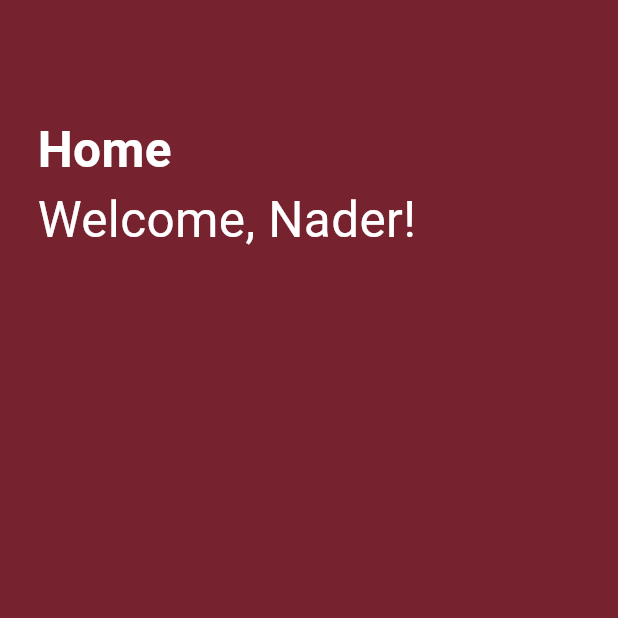
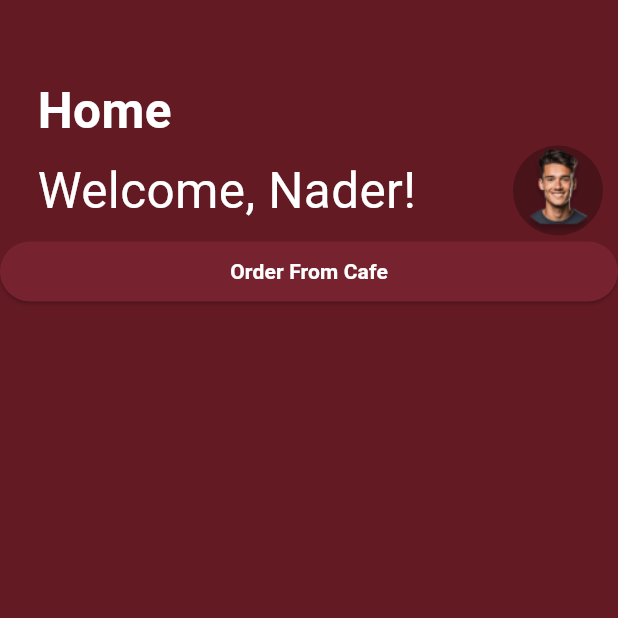
Before and after one commit to R3verse-cloud/Mobile-App-Development-MQApp, a Flutter app: the screen it shows after launch, on a phone screen of 412 x 824 dp, the top half of it. Run offline on Flutter 3.47's test engine with Material 3 defaults, Android fonts, the phone set to English and light mode, and no system bars.

Commit message:
adding buttons

```diff
--- a/mq_app/lib/body.dart
+++ b/mq_app/lib/HomePage/body.dart
@@ -1,5 +1,5 @@
 import 'package:flutter/material.dart';
-import 'package:mq_app/colors.dart';
+import 'package:mq_app/HomePage/styledHomeCard.dart';
 
 class Body extends StatelessWidget {
   const Body({super.key});
@@ -11,7 +11,7 @@ class Body extends StatelessWidget {
       mainAxisAlignment: MainAxisAlignment.start,
       children: [
         Container(
-          padding: EdgeInsets.fromLTRB(25, 20, 0, 0),
+          padding: const EdgeInsets.fromLTRB(25, 50, 0, 0),
           child:const Text("Home", style: TextStyle(
             color: Colors.white,
             fontWeight: FontWeight.bold,
@@ -19,8 +19,10 @@ class Body extends StatelessWidget {
           ),),
         ),
         Container(
-          padding: EdgeInsets.fromLTRB(25, 0, 0, 0),
-          child: const Text(
+          padding: const EdgeInsets.fromLTRB(25, 0, 0, 0),
+          child: Row(
+            children: [
+              const Text(
             'Welcome, Nader!',
             textAlign: TextAlign.start,
             style: TextStyle(
@@ -29,7 +31,22 @@ class Body extends StatelessWidget {
               fontSize: 33,
             ),
             ),
-        )
+            const Expanded(child: SizedBox()),
+            CircleAvatar(
+              radius:30,
+              backgroundColor: Colors.black26,
+              child: Image.asset('Assets/Img/Home/ExampleProfilePic.png'),
+            ),
+            const SizedBox(
+              width:10,
+            ),
+            ]
+          )
+        ),
+        Container(
+          child: StyledHomeCard("Order From Cafe", "Assets/Img/Home/ExampleProfilePic.png"),
+        ),
+
       ]
     );
   }
--- a/mq_app/lib/home.dart
+++ b/mq_app/lib/HomePage/home.dart
@@ -1,5 +1,5 @@
 import 'package:flutter/material.dart';
-import 'package:mq_app/body.dart';
+import 'package:mq_app/HomePage/body.dart';
 import 'package:mq_app/colors.dart';
 
 class Home extends StatelessWidget {
@@ -8,13 +8,9 @@ class Home extends StatelessWidget {
   @override
   Widget build(BuildContext context) {
     return Scaffold(
-      appBar: AppBar(
-        title: const Text(''),
-        backgroundColor: mqred,
-      ),
       body: Container(
+        color: mqred[700],
         child: const Body(),
-        color: mqred,
       )
     );
   }
--- /dev/null
+++ b/mq_app/lib/HomePage/styledHomeCard.dart
@@ -0,0 +1,36 @@
+import 'package:flutter/material.dart';
+import 'package:mq_app/colors.dart';
+
+class StyledHomeCard extends StatelessWidget {
+  const StyledHomeCard(this.title, this.srcPath, {super.key});
+
+  final String title;
+  final String srcPath;
+
+  @override
+  Widget build(BuildContext context) {
+    return SizedBox(
+      width: 100,
+      child: ElevatedButton(
+        style: ButtonStyle(
+          backgroundColor: MaterialStateProperty.all(mqred),
+        ),
+        onPressed: () => print,
+        child: Container(
+
+          decoration: const BoxDecoration(
+          ),
+          child: Column(
+            children: [
+              Text(title,
+                style: const TextStyle(
+                  color: Colors.white,
+                  fontWeight: FontWeight.bold
+                ))
+            ],
+          )
+        )
+      ),
+    );
+  }
+}
--- a/mq_app/lib/main.dart
+++ b/mq_app/lib/main.dart
@@ -1,5 +1,5 @@
 import 'package:flutter/material.dart';
-import 'package:mq_app/home.dart';
+import 'package:mq_app/HomePage/home.dart';
 
 void main() {
   runApp(const MaterialApp(
--- a/mq_app/pubspec.yaml
+++ b/mq_app/pubspec.yaml
@@ -62,6 +62,8 @@ flutter:
   # assets:
   #   - images/a_dot_burr.jpeg
   #   - images/a_dot_ham.jpeg
+  assets:
+    - Assets/Img/Home/ExampleProfilePic.png
 
   # An image asset can refer to one or more resolution-specific "variants", see
   # https://flutter.dev/assets-and-images/#resolution-aware
```
Also changed, not shown: mq_app/Assets/Img/Home/ExampleProfilePic.png (added), 1 other file.
